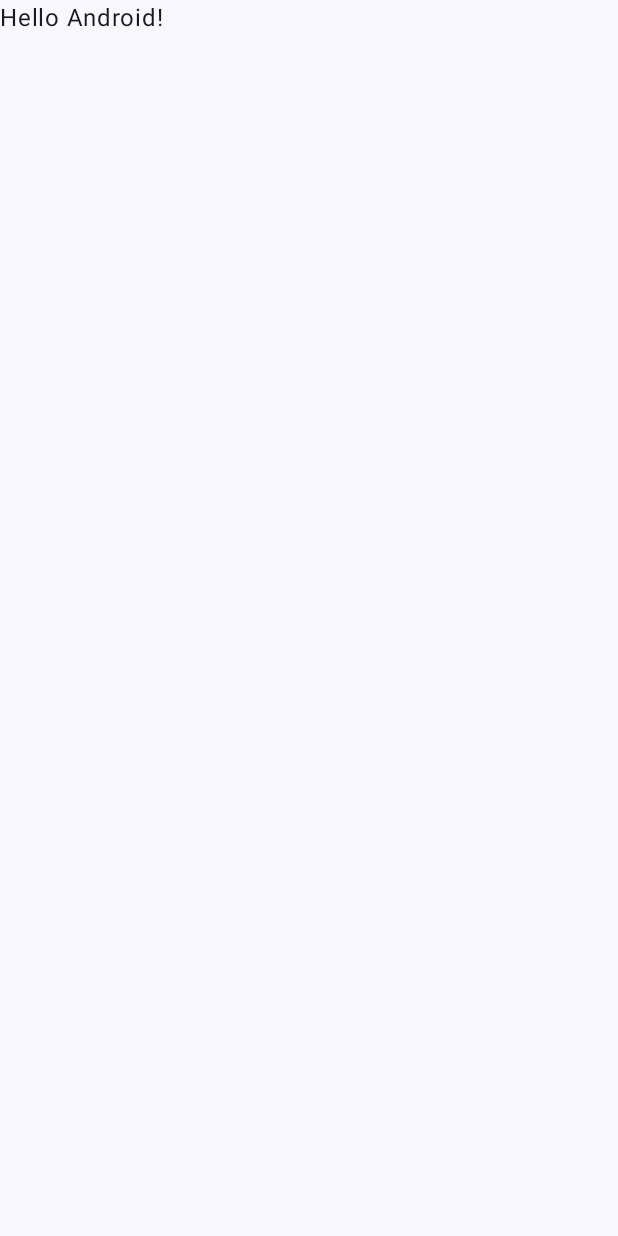
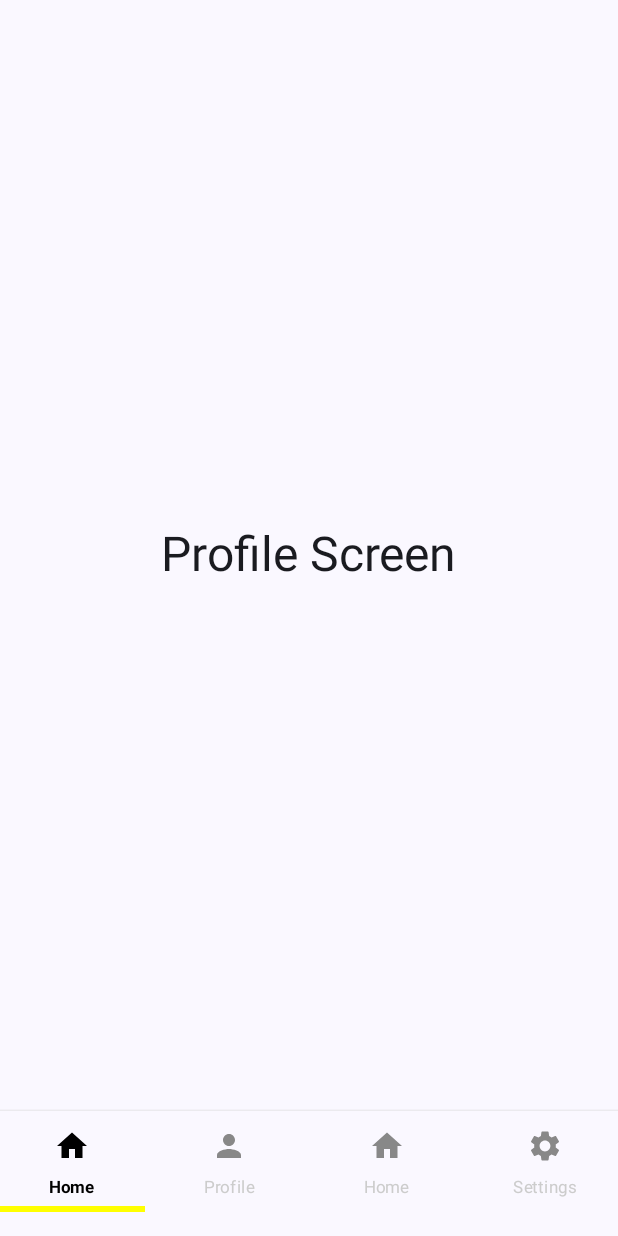
Before and after one commit to kenansultanic/android-habits-app, an Android app built with Jetpack Compose: the screen it shows after launch (MainActivity), on a phone screen of 412 x 824 dp. Before the commit the screen is almost empty. Run offline under Robolectric (Android 15) with nearby library versions, the phone set to English and light mode, and no system bars.

Commit message:
Basic structure and navigation

```diff
--- a/app/build.gradle.kts
+++ b/app/build.gradle.kts
@@ -59,6 +59,7 @@ dependencies {
     implementation(libs.androidx.ui.graphics)
     implementation(libs.androidx.ui.tooling.preview)
     implementation(libs.androidx.material3)
+    implementation(libs.androidx.navigation.compose)
     testImplementation(libs.junit)
     androidTestImplementation(libs.androidx.junit)
     androidTestImplementation(libs.androidx.espresso.core)
--- a/app/src/main/java/ba/kenan/myhabits/MainActivity.kt
+++ b/app/src/main/java/ba/kenan/myhabits/MainActivity.kt
@@ -9,19 +9,47 @@ import androidx.compose.foundation.layout.padding
 import androidx.compose.material3.Scaffold
 import androidx.compose.material3.Text
 import androidx.compose.runtime.Composable
+import androidx.compose.runtime.getValue
+import androidx.compose.runtime.mutableIntStateOf
+import androidx.compose.runtime.saveable.rememberSaveable
+import androidx.compose.runtime.setValue
 import androidx.compose.ui.Modifier
 import androidx.compose.ui.tooling.preview.Preview
-import ba.kenan.myhabits.ui.theme.MyHabitsAppTheme
+import androidx.navigation.compose.rememberNavController
+import ba.kenan.myhabits.presentation.ui.navigation.NavGraph
+import ba.kenan.myhabits.presentation.ui.navigation.NavigationBar
+import ba.kenan.myhabits.presentation.ui.navigation.NavigationItems
+import ba.kenan.myhabits.presentation.ui.navigation.Screen
+import ba.kenan.myhabits.presentation.ui.theme.MyHabitsAppTheme
 
 class MainActivity : ComponentActivity() {
     override fun onCreate(savedInstanceState: Bundle?) {
         super.onCreate(savedInstanceState)
         enableEdgeToEdge()
         setContent {
+            var selectedItemIndex by rememberSaveable { mutableIntStateOf(0) }
+            val navController = rememberNavController()
+
             MyHabitsAppTheme {
-                Scaffold(modifier = Modifier.fillMaxSize()) { innerPadding ->
-                    Greeting(
-                        name = "Android",
+                Scaffold(
+                    modifier = Modifier.fillMaxSize(),
+                    bottomBar = {
+                        NavigationBar(
+                            items = NavigationItems.items,
+                            selectedItemIndex = selectedItemIndex,
+                            onItemSelected = { index ->
+                                selectedItemIndex = index
+                                navController.navigate(NavigationItems.items[index].route) {
+                                    launchSingleTop = true
+                                    popUpTo(Screen.Profile.route)
+                                }
+                            }
+                        )
+                    }
+                ) { innerPadding ->
+                    NavGraph(
+                        navController = navController,
+                        isLoggedIn = true,
                         modifier = Modifier.padding(innerPadding)
                     )
                 }
@@ -29,19 +57,3 @@ class MainActivity : ComponentActivity() {
         }
     }
 }
-
-@Composable
-fun Greeting(name: String, modifier: Modifier = Modifier) {
-    Text(
-        text = "Hello $name!",
-        modifier = modifier
-    )
-}
-
-@Preview(showBackground = true)
-@Composable
-fun GreetingPreview() {
-    MyHabitsAppTheme {
-        Greeting("Android")
-    }
-}
--- /dev/null
+++ b/app/src/main/java/ba/kenan/myhabits/presentation/ui/navigation/NavGraph.kt
@@ -0,0 +1,48 @@
+package ba.kenan.myhabits.presentation.ui.navigation
+
+import android.app.Activity
+import androidx.compose.material3.SnackbarHostState
+import androidx.compose.runtime.Composable
+import androidx.compose.ui.Modifier
+import androidx.navigation.NavHostController
+import androidx.navigation.compose.NavHost
+import androidx.navigation.compose.composable
+import ba.kenan.myhabits.presentation.ui.screens.HomeScreen
+import ba.kenan.myhabits.presentation.ui.screens.LoginScreen
+import ba.kenan.myhabits.presentation.ui.screens.ProfileScreen
+import ba.kenan.myhabits.presentation.ui.screens.RegisterScreen
+import ba.kenan.myhabits.presentation.ui.screens.SettingsScreen
+
+
+@Composable
+fun NavGraph(
+    navController: NavHostController,
+    isLoggedIn: Boolean,
+    modifier: Modifier = Modifier,
+) {
+    NavHost(
+        navController = navController,
+        startDestination = if (isLoggedIn) Screen.Profile.route else Screen.Login.route,
+        modifier = modifier
+    ) {
+        composable(route = Screen.Login.route) {
+            LoginScreen()
+        }
+
+        composable(route = Screen.Register.route) {
+            RegisterScreen()
+        }
+
+        composable(route = Screen.Profile.route) {
+            ProfileScreen()
+        }
+
+        composable(route = Screen.Home.route) {
+            HomeScreen()
+        }
+
+        composable(route = Screen.Settings.route) {
+            SettingsScreen()
+        }
+    }
+}
--- /dev/null
+++ b/app/src/main/java/ba/kenan/myhabits/presentation/ui/navigation/NavigationBar.kt
@@ -0,0 +1,93 @@
+package ba.kenan.myhabits.presentation.ui.navigation
+
+
+import androidx.compose.foundation.background
+import androidx.compose.foundation.layout.Box
+import androidx.compose.foundation.layout.Spacer
+import androidx.compose.foundation.layout.fillMaxWidth
+import androidx.compose.foundation.layout.height
+import androidx.compose.foundation.layout.padding
+import androidx.compose.foundation.layout.wrapContentSize
+import androidx.compose.material3.HorizontalDivider
+import androidx.compose.material3.Icon
+import androidx.compose.material3.MaterialTheme
+import androidx.compose.material3.NavigationBar
+import androidx.compose.material3.NavigationBarItem
+import androidx.compose.material3.NavigationBarItemDefaults
+import androidx.compose.material3.Text
+import androidx.compose.runtime.Composable
+import androidx.compose.runtime.getValue
+import androidx.compose.runtime.mutableIntStateOf
+import androidx.compose.runtime.saveable.rememberSaveable
+import androidx.compose.runtime.setValue
+import androidx.compose.ui.Alignment
+import androidx.compose.ui.Modifier
+import androidx.compose.ui.graphics.Color
+import androidx.compose.ui.res.dimensionResource
+import androidx.compose.ui.res.painterResource
+import androidx.compose.ui.res.stringResource
+import androidx.compose.ui.text.font.FontWeight
+import androidx.compose.ui.tooling.preview.Preview
+import androidx.compose.ui.unit.dp
+
+@Composable
+fun NavigationBar(
+    items: List<NavigationItem>,
+    selectedItemIndex: Int,
+    onItemSelected: (Int) -> Unit
+) {
+    HorizontalDivider(
+        thickness = 0.3.dp,
+        color = Color.LightGray
+    )
+    Spacer(modifier = Modifier.height(16.dp))
+    NavigationBar(
+        containerColor = Color.Transparent
+    ) {
+        items.forEachIndexed { index, item ->
+            val selected = selectedItemIndex == index
+
+            NavigationBarItem(
+                modifier = Modifier
+                    .wrapContentSize()
+                    .padding(bottom = 4.dp),
+                selected = selected,
+                onClick = { onItemSelected(index) },
+                label = {
+                    Box(
+                        contentAlignment = Alignment.Center,
+                        modifier = Modifier.fillMaxWidth()
+                    ) {
+                        Text(
+                            text = stringResource(id = item.titleId),
+                            style = MaterialTheme.typography.labelSmall,
+                            color = if (selected) Color.Black else Color.LightGray,
+                            fontWeight = if (selected) FontWeight.Bold else FontWeight.Normal,
+                            modifier = Modifier.padding(bottom = 8.dp)
+                        )
+                        if (selected) {
+                            Box(
+                                modifier = Modifier
+                                    .align(Alignment.BottomCenter)
+                                    .padding(top = 8.dp)
+                                    .height(4.dp)
+                                    .background(Color.Yellow)
+                                    .fillMaxWidth(1f)
+                            )
+                        }
+                    }
+                },
+                icon = {
+                    Icon(imageVector = item.icon, contentDescription = stringResource(id = item.titleId))
+                },
+                colors = NavigationBarItemDefaults.colors(
+                    selectedIconColor = Color.Black,
+                    unselectedIconColor = Color.Gray,
+                    selectedTextColor = Color.Black,
+                    unselectedTextColor = Color.Gray,
+                    indicatorColor = Color.Transparent
+                )
+            )
+        }
+    }
+}
--- /dev/null
+++ b/app/src/main/java/ba/kenan/myhabits/presentation/ui/navigation/NavigationItem.kt
@@ -0,0 +1,10 @@
+package ba.kenan.myhabits.presentation.ui.navigation
+
+import androidx.annotation.StringRes
+import androidx.compose.ui.graphics.vector.ImageVector
+
+data class NavigationItem(
+    @StringRes val titleId: Int,
+    val icon: ImageVector,
+    val route: String
+)
--- /dev/null
+++ b/app/src/main/java/ba/kenan/myhabits/presentation/ui/navigation/NavigationItems.kt
@@ -0,0 +1,32 @@
+package ba.kenan.myhabits.presentation.ui.navigation
+
+import androidx.compose.material.icons.Icons
+import androidx.compose.material.icons.filled.Home
+import androidx.compose.material.icons.filled.Person
+import androidx.compose.material.icons.filled.Settings
+import ba.kenan.myhabits.R
+
+object NavigationItems {
+    val items = listOf(
+        NavigationItem(
+            titleId = R.string.home,
+            icon = Icons.Default.Home,
+            route = Screen.Home.route
+        ),
+        NavigationItem(
+            titleId = R.string.profile,
+            icon = Icons.Default.Person,
+            route = Screen.Profile.route
+        ),
+        NavigationItem(
+            titleId = R.string.home,
+            icon = Icons.Default.Home,
+            route = Screen.Home.route
+        ),
+        NavigationItem(
+            titleId = R.string.settings,
+            icon = Icons.Default.Settings,
+            route = Screen.Settings.route
+        )
+    )
+}
--- /dev/null
+++ b/app/src/main/java/ba/kenan/myhabits/presentation/ui/navigation/Screen.kt
@@ -0,0 +1,9 @@
+package ba.kenan.myhabits.presentation.ui.navigation
+
+sealed class Screen(val route: String) {
+    data object Login : Screen(route = "login_screen")
+    data object Register : Screen(route = "register_screen")
+    data object Home : Screen(route = "home_screen")
+    data object Profile : Screen(route = "profile_screen")
+    data object Settings : Screen(route = "settings_screen")
+}
--- /dev/null
+++ b/app/src/main/java/ba/kenan/myhabits/presentation/ui/screens/ProfileScreen.kt
@@ -0,0 +1,22 @@
+package ba.kenan.myhabits.presentation.ui.screens
+
+import androidx.compose.foundation.layout.Box
+import androidx.compose.foundation.layout.fillMaxSize
+import androidx.compose.material3.MaterialTheme
+import androidx.compose.material3.Text
+import androidx.compose.runtime.Composable
+import androidx.compose.ui.Alignment
+import androidx.compose.ui.Modifier
+
+@Composable
+fun ProfileScreen(){
+    Box(modifier = Modifier
+        .fillMaxSize(),
+        contentAlignment = Alignment.Center
+    ){
+        Text(
+            text = "Profile Screen",
+            style = MaterialTheme.typography.headlineLarge
+        )
+    }
+}
--- a/app/src/main/java/ba/kenan/myhabits/ui/theme/Color.kt
+++ b/app/src/main/java/ba/kenan/myhabits/presentation/ui/theme/Color.kt
@@ -1,4 +1,4 @@
-package ba.kenan.myhabits.ui.theme
+package ba.kenan.myhabits.presentation.ui.theme
 
 import androidx.compose.ui.graphics.Color
 
--- a/app/src/main/java/ba/kenan/myhabits/ui/theme/Theme.kt
+++ b/app/src/main/java/ba/kenan/myhabits/presentation/ui/theme/Theme.kt
@@ -1,4 +1,4 @@
-package ba.kenan.myhabits.ui.theme
+package ba.kenan.myhabits.presentation.ui.theme
 
 import android.app.Activity
 import android.os.Build
--- a/app/src/main/java/ba/kenan/myhabits/ui/theme/Type.kt
+++ b/app/src/main/java/ba/kenan/myhabits/presentation/ui/theme/Type.kt
@@ -1,4 +1,4 @@
-package ba.kenan.myhabits.ui.theme
+package ba.kenan.myhabits.presentation.ui.theme
 
 import androidx.compose.material3.Typography
 import androidx.compose.ui.text.TextStyle
--- a/app/src/main/res/values/strings.xml
+++ b/app/src/main/res/values/strings.xml
@@ -1,3 +1,6 @@
 <resources>
-    <string name="app_name">My Habits App</string>
+    <string name="app_name">My Habits</string>
+    <string name="home">Home</string>
+    <string name="profile">Profile</string>
+    <string name="settings">Settings</string>
 </resources>
--- a/gradle/libs.versions.toml
+++ b/gradle/libs.versions.toml
@@ -8,9 +8,11 @@ espressoCore = "3.6.1"
 lifecycleRuntimeKtx = "2.8.4"
 activityCompose = "1.9.1"
 composeBom = "2024.04.01"
+navigationCompose = "2.9.0"
 
 [libraries]
 androidx-core-ktx = { group = "androidx.core", name = "core-ktx", version.ref = "coreKtx" }
+androidx-navigation-compose = { module = "androidx.navigation:navigation-compose", version.ref = "navigationCompose" }
 junit = { group = "junit", name = "junit", version.ref = "junit" }
 androidx-junit = { group = "androidx.test.ext", name = "junit", version.ref = "junitVersion" }
 androidx-espresso-core = { group = "androidx.test.espresso", name = "espresso-core", version.ref = "espressoCore" }
```
Also changed, not shown: app/src/main/java/ba/kenan/myhabits/presentation/ui/screens/HomeScreen.kt (added, +22 -0 lines), app/src/main/java/ba/kenan/myhabits/presentation/ui/screens/LoginScreen.kt (added, +22 -0 lines), app/src/main/java/ba/kenan/myhabits/presentation/ui/screens/RegisterScreen.kt (added, +22 -0 lines), app/src/main/java/ba/kenan/myhabits/presentation/ui/screens/SettingsScreen.kt (added, +22 -0 lines), app/src/main/java/ba/kenan/myhabits/presentation/utils/DevicesPreview.kt (added, +25 -0 lines).
